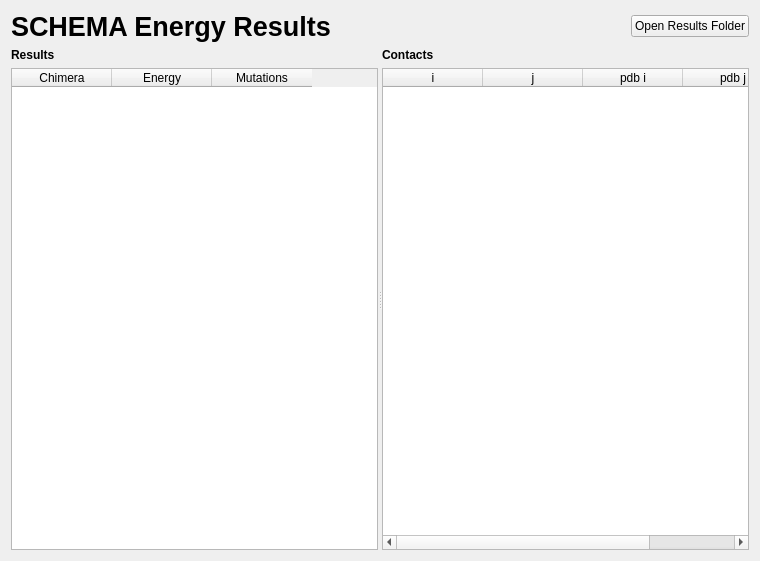
Qt form cbr/schema/visual/SchemaEnergyViewer.ui (TUM-CBR/pymol-plugins) before a commit.
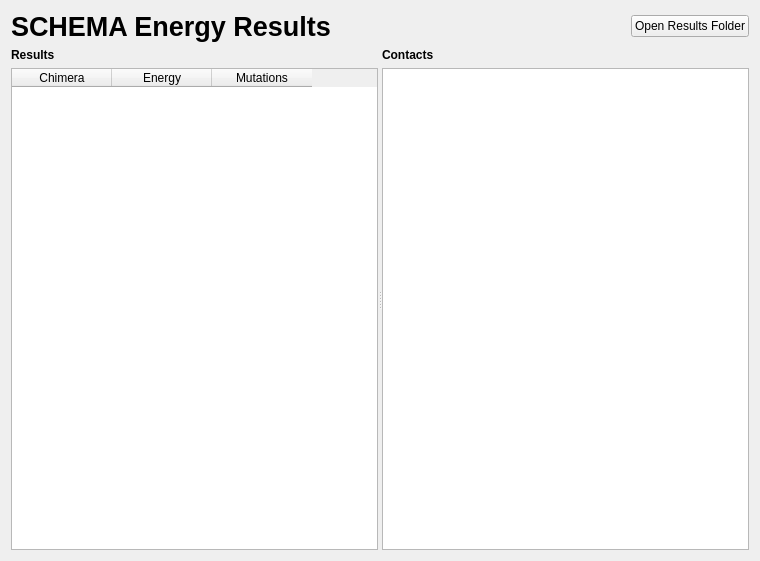
The same form after that commit.

Commit message: UI enhancements to support additional energy scores.

The edit to the form file:
```diff
--- a/cbr/schema/visual/SchemaEnergyViewer.ui
+++ b/cbr/schema/visual/SchemaEnergyViewer.ui
@@ -140,26 +140,6 @@
            <verstretch>0</verstretch>
           </sizepolicy>
          </property>
-         <column>
-          <property name="text">
-           <string>i</string>
-          </property>
-         </column>
-         <column>
-          <property name="text">
-           <string>j</string>
-          </property>
-         </column>
-         <column>
-          <property name="text">
-           <string>pdb i</string>
-          </property>
-         </column>
-         <column>
-          <property name="text">
-           <string>pdb j</string>
-          </property>
-         </column>
         </widget>
        </item>
       </layout>
```
The commit also changes 3 other files.
